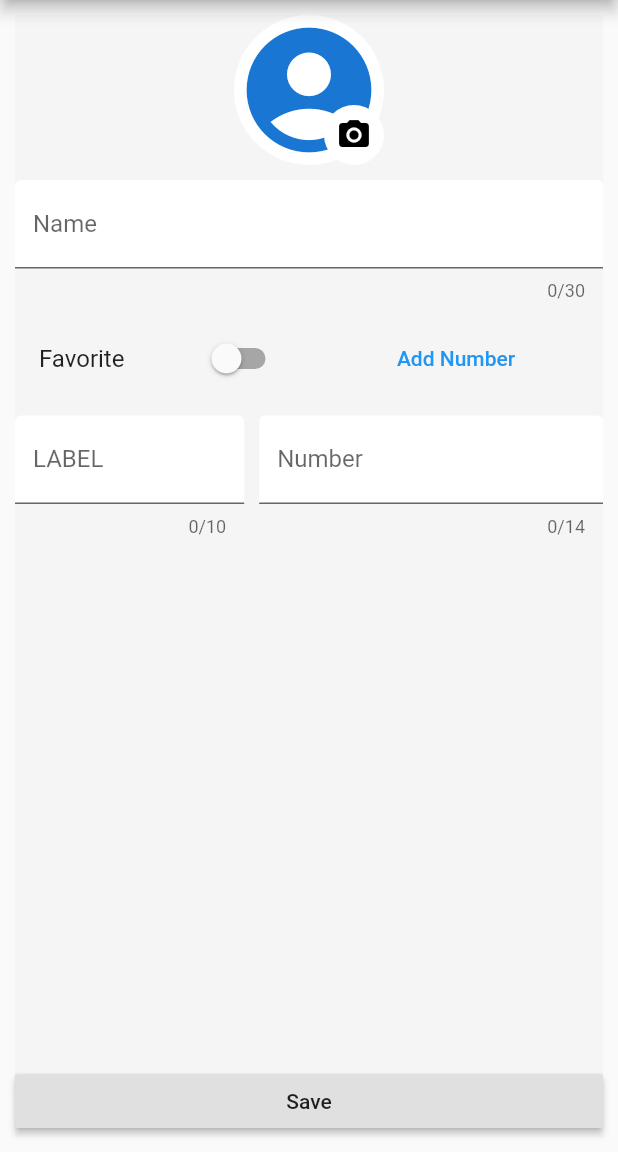
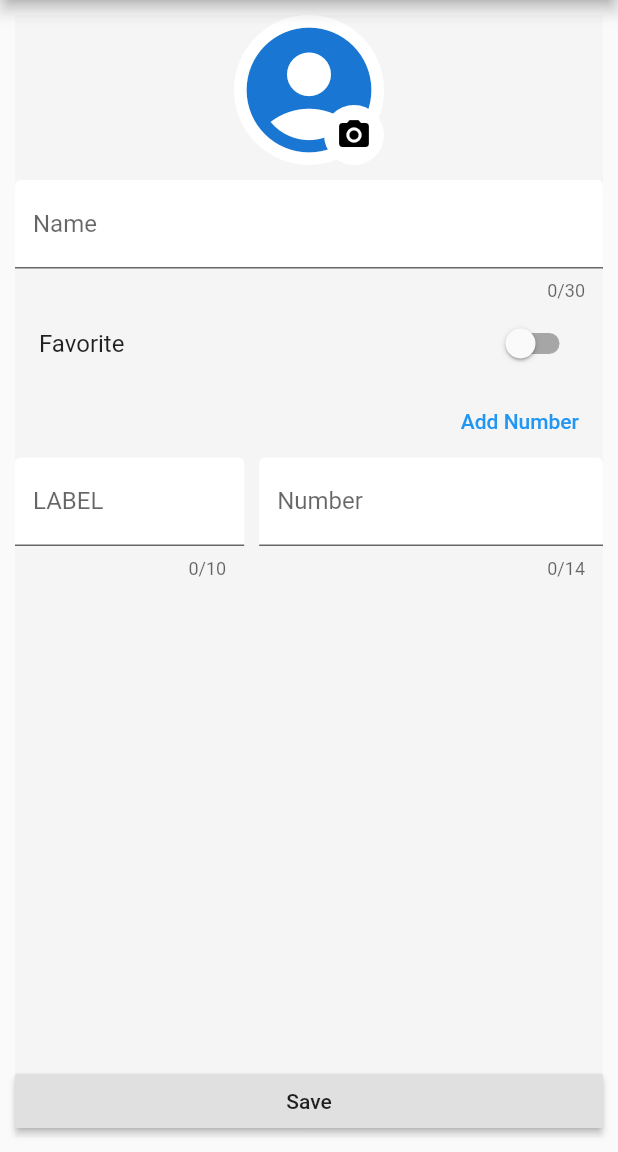
Before and after one commit to akashandroid90/contact_app, a Flutter app: the AddOrUpdateContactPage screen opened by its route, on a phone screen of 412 x 824 dp, the part 84-1236 px from its top. Run offline on Flutter 3.47's test engine with Material 2 defaults, Android fonts, the phone set to English and light mode, and no system bars; our stand-ins replace flutter_bloc, image_picker, sqflite; accounts and stored records are empty.

Commit message:
fix Ui bugs and other allignment issues

```diff
--- a/lib/bloc/contact_bloc.dart
+++ b/lib/bloc/contact_bloc.dart
@@ -42,8 +42,10 @@ class ContactBloc extends Bloc<int, ContactState> {
   }
 
   void addPhoneNumber() {
-    state.selectedContact.phoneList.add(AppPhone());
-    add(AppConstant.modifyPhoneNumber);
+    if (state.selectedContact.phoneList.length < 5) {
+      state.selectedContact.phoneList.add(AppPhone());
+      add(AppConstant.modifyPhoneNumber);
+    }
   }
 
   void removePhoneNumber(int index) {
@@ -83,6 +85,14 @@ class ContactBloc extends Bloc<int, ContactState> {
     return value;
   }
 
+  Future<int> deleteContact() async {
+    add(AppConstant.showLoader);
+    var value = await _appDatabase.deleteContact(state.selectedContact.id);
+    fetchContacts(false);
+    add(AppConstant.showList);
+    return value;
+  }
+
   Future<int> insetOrUpdateContactInDb() async {
     add(AppConstant.showLoader);
     var value = await (state.selectedContact.id == null
--- a/lib/constants/app_constants.dart
+++ b/lib/constants/app_constants.dart
@@ -17,6 +17,7 @@ class StringConstants {
   static const FAVOURITE_CONTACTS = "Favourite Contacts";
   static const CONTACT_LIST = "Contact List";
   static const SAVE = "Save";
+  static const DELETE = "Delete";
   static const GALLERY = "Gallery";
   static const CAMERA = "Camera";
   static const LABEL = "LABEL";
--- a/lib/data/app_database.dart
+++ b/lib/data/app_database.dart
@@ -94,4 +94,15 @@ class AppDatabase {
     });
     return value;
   }
+
+  Future<int> deleteContact(int columnId) async {
+    var value = await db.then((value) async {
+      return await value.delete(tblPhoneName,
+          where: colContactId + "=?", whereArgs: [columnId]).then((_) async {
+        return await value
+            .delete(tblName, where: colId + "=?", whereArgs: [columnId]);
+      });
+    });
+    return value;
+  }
 }
--- a/lib/pages/add_or_update_contact.dart
+++ b/lib/pages/add_or_update_contact.dart
@@ -36,11 +36,10 @@ class AddOrUpdateContactPage extends StatelessWidget {
                 Container(
                   width: double.infinity,
                   child: FlatButton(
-                      onPressed: () =>
-                      {
-                        Navigator.pop(context),
-                        _contactBloc.getImage(ImageSource.camera)
-                      },
+                      onPressed: () => {
+                            Navigator.pop(context),
+                            _contactBloc.getImage(ImageSource.camera)
+                          },
                       child: Text(
                         StringConstants.CAMERA,
                         style: TextStyle(fontWeight: FontWeight.bold),
@@ -107,34 +106,6 @@ class AddOrUpdateContactPage extends StatelessWidget {
       onSaved: (String value) {
         _contactBloc.state.selectedContact.name = value;
       },
-    );
-  }
-
-  Widget _buildAddFav() {
-    return Row(
-      children: <Widget>[
-        Expanded(
-          child: BlocBuilder(
-            bloc: _contactBloc,
-            builder: (BuildContext context, ContactState state) {
-              return SwitchListTile(
-                value: state.selectedContact.favorite,
-                onChanged: (bool value) => _contactBloc.changeFavourite(value),
-                title: Text(StringConstants.FAVOURITE),
-              );
-            },
-          ),
-        ),
-        Expanded(
-          child: FlatButton(
-            onPressed: _contactBloc.addPhoneNumber,
-            child: Text(
-              StringConstants.ADD_NUMBER,
-              style: TextStyle(color: Colors.blue),
-            ),
-          ),
-        ),
-      ],
     );
   }
 
@@ -219,6 +190,38 @@ class AddOrUpdateContactPage extends StatelessWidget {
     );
   }
 
+  Widget _buildSubmitDeleteButtons(BuildContext context) {
+    return Row(
+      mainAxisAlignment: MainAxisAlignment.spaceEvenly,
+      children: <Widget>[
+        Expanded(
+          child: RaisedButton(
+              onPressed: () => _addOrUpdateContact(context),
+              child: Text(StringConstants.SAVE)),
+        ),
+        Visibility(
+          visible: _contactBloc.state.selectedContact != null &&
+              _contactBloc.state.selectedContact.id != null,
+          child: SizedBox(
+            width: 10.0,
+          ),
+        ),
+        Visibility(
+          visible: _contactBloc.state.selectedContact != null &&
+              _contactBloc.state.selectedContact.id != null,
+          child: Expanded(
+            child: RaisedButton(
+                onPressed: () =>
+                    _contactBloc
+                        .deleteContact()
+                        .then((value) => Navigator.pop(context)),
+                child: Text(StringConstants.DELETE)),
+          ),
+        )
+      ],
+    );
+  }
+
   Widget _buildBodyUi(BuildContext context) {
     return Padding(
       padding: EdgeInsets.all(10.0),
@@ -233,20 +236,37 @@ class AddOrUpdateContactPage extends StatelessWidget {
                 height: 10.0,
               ),
               _buildNameField(),
-              SizedBox(
-                height: 10.0,
+              BlocBuilder(
+                bloc: _contactBloc,
+                builder: (BuildContext context, ContactState state) {
+                  return SwitchListTile(
+                    value: state.selectedContact.favorite,
+                    onChanged: (bool value) =>
+                        _contactBloc.changeFavourite(value),
+                    title: Text(StringConstants.FAVOURITE),
+                  );
+                },
               ),
-              _buildAddFav(),
-              SizedBox(
-                height: 10.0,
+              BlocBuilder(
+                bloc: _contactBloc,
+                builder: (BuildContext context, ContactState state) {
+                  if (state.selectedContact.phoneList.length < 5)
+                    return Align(
+                      alignment: Alignment.centerRight,
+                      child: FlatButton(
+                        onPressed: _contactBloc.addPhoneNumber,
+                        child: Text(
+                          StringConstants.ADD_NUMBER,
+                          style: TextStyle(color: Colors.blue),
+                        ),
+                      ),
+                    );
+                  else
+                    return Container();
+                },
               ),
               _buildPhoneNumber(),
-              Container(
-                width: double.infinity,
-                child: RaisedButton(
-                    onPressed: () => _addOrUpdateContact(context),
-                    child: Text(StringConstants.SAVE)),
-              )
+              _buildSubmitDeleteButtons(context),
             ],
           ),
         ),
```
